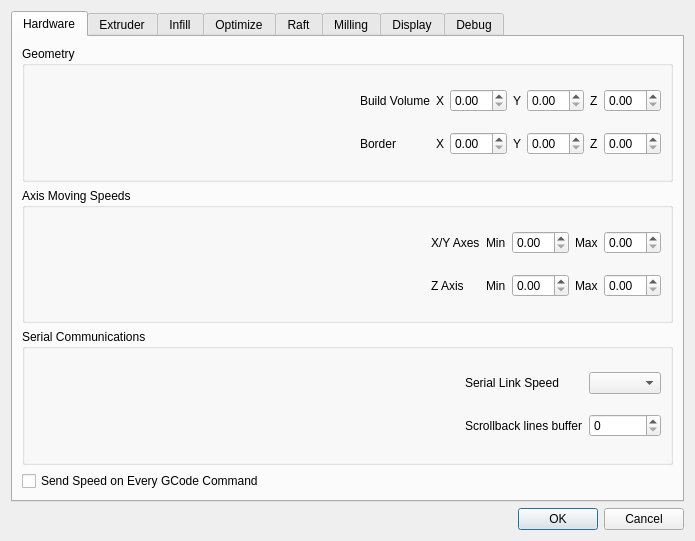
Qt form RepsnapperQt/preferences_dlg.ui (timschmidt/repsnapper) before a commit.
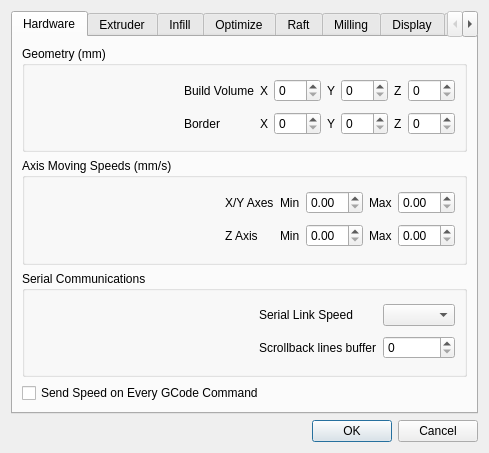
The same form after that commit. Icons and pictures are not drawn.

```diff
--- a/RepsnapperQt/preferences_dlg.ui
+++ b/RepsnapperQt/preferences_dlg.ui
@@ -6,8 +6,8 @@
    <rect>
     <x>0</x>
     <y>0</y>
-    <width>695</width>
-    <height>541</height>
+    <width>489</width>
+    <height>453</height>
    </rect>
   </property>
   <property name="windowTitle">
@@ -32,7 +32,7 @@
          <item>
           <widget class="QGroupBox" name="groupBox">
            <property name="title">
-            <string>Geometry</string>
+            <string>Geometry (mm)</string>
            </property>
            <layout class="QHBoxLayout" name="horizontalLayout_2">
             <item>
@@ -58,7 +58,11 @@
                </widget>
               </item>
               <item row="2" column="6">
-               <widget class="QDoubleSpinBox" name="Hardware_PrintMargin_Z"/>
+               <widget class="QDoubleSpinBox" name="Hardware_PrintMargin_Z">
+                <property name="decimals">
+                 <number>0</number>
+                </property>
+               </widget>
               </item>
               <item row="2" column="3">
                <widget class="QLabel" name="label_6">
@@ -68,7 +72,11 @@
                </widget>
               </item>
               <item row="0" column="6">
-               <widget class="QDoubleSpinBox" name="Hardware_Volume_Z"/>
+               <widget class="QDoubleSpinBox" name="Hardware_Volume_Z">
+                <property name="decimals">
+                 <number>0</number>
+                </property>
+               </widget>
               </item>
               <item row="0" column="1">
                <widget class="QLabel" name="label_3">
@@ -85,7 +93,11 @@
                </widget>
               </item>
               <item row="0" column="4">
-               <widget class="QDoubleSpinBox" name="Hardware_Volume_Y"/>
+               <widget class="QDoubleSpinBox" name="Hardware_Volume_Y">
+                <property name="decimals">
+                 <number>0</number>
+                </property>
+               </widget>
               </item>
               <item row="2" column="5">
                <widget class="QLabel" name="label_8">
@@ -102,7 +114,11 @@
                </widget>
               </item>
               <item row="2" column="2">
-               <widget class="QDoubleSpinBox" name="Hardware_PrintMargin_X"/>
+               <widget class="QDoubleSpinBox" name="Hardware_PrintMargin_X">
+                <property name="decimals">
+                 <number>0</number>
+                </property>
+               </widget>
               </item>
               <item row="0" column="5">
                <widget class="QLabel" name="label_7">
@@ -112,10 +128,18 @@
                </widget>
               </item>
               <item row="0" column="2">
-               <widget class="QDoubleSpinBox" name="Hardware_Volume_X"/>
+               <widget class="QDoubleSpinBox" name="Hardware_Volume_X">
+                <property name="decimals">
+                 <number>0</number>
+                </property>
+               </widget>
               </item>
               <item row="2" column="4">
-               <widget class="QDoubleSpinBox" name="Hardware_PrintMargin_Y"/>
+               <widget class="QDoubleSpinBox" name="Hardware_PrintMargin_Y">
+                <property name="decimals">
+                 <number>0</number>
+                </property>
+               </widget>
               </item>
               <item row="2" column="1">
                <widget class="QLabel" name="label_4">
@@ -132,7 +156,7 @@
          <item>
           <widget class="QGroupBox" name="groupBox_2">
            <property name="title">
-            <string>Axis Moving Speeds</string>
+            <string>Axis Moving Speeds (mm/s)</string>
            </property>
            <layout class="QHBoxLayout" name="horizontalLayout">
             <item>
```
Left out of the diff: 14 changed lines with no effect on the pictures.
